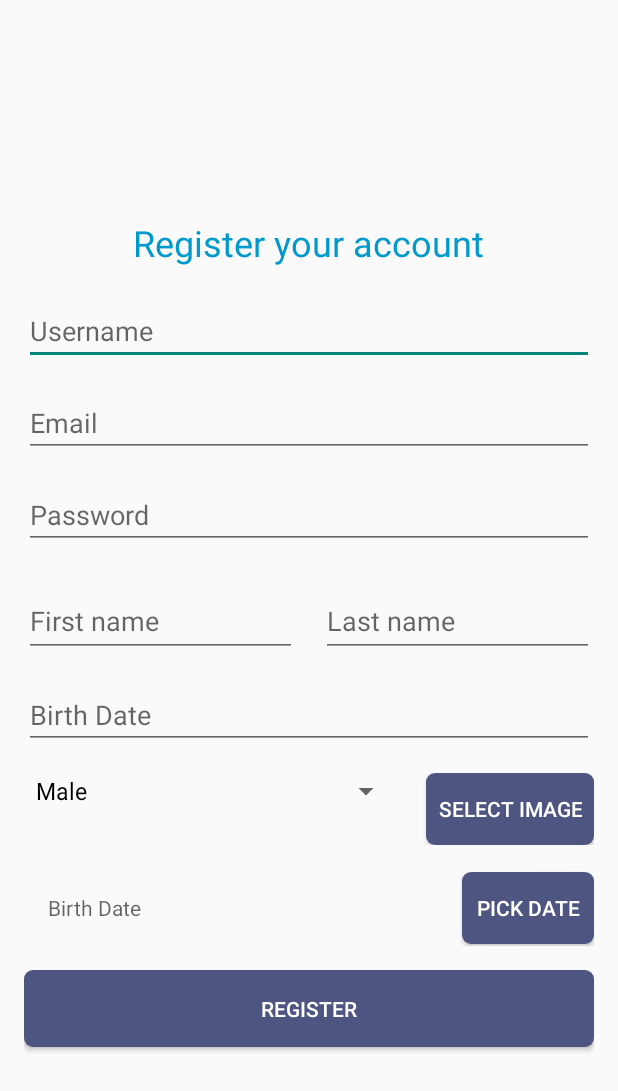
After one commit to chinhtran07/comic-app, an Android app: the RegisterActivity screen opened directly, with no data from a screen before it, on a phone screen of 412 x 824 dp. The commit adds this screen. Shown: the top 1091 px of the screen. Run offline under Robolectric (Android 15) with nearby library versions, the phone set to English and light mode, and no system bars.

Commit message:
Create register page

```diff
--- a/app/src/main/AndroidManifest.xml
+++ b/app/src/main/AndroidManifest.xml
@@ -12,12 +12,13 @@
         android:supportsRtl="true"
         android:theme="@style/Base.Theme.ComicApp"
         tools:targetApi="31">
+
         <activity
             android:name=".ReadingActivity"
             android:exported="false" />
         <activity
             android:name=".CommentActivity"
-            android:exported="false" />
+            android:exported="true" />
         <activity
             android:name=".TitleDetailActivity"
             android:exported="false" />
@@ -25,11 +26,13 @@
             android:name=".HomeActivity"
             android:exported="false" />
         <activity
+            android:name=".RegisterActivity"
+            android:exported="true" />
+        <activity
             android:name=".MainActivity"
             android:exported="true">
             <intent-filter>
                 <action android:name="android.intent.action.MAIN" />
-
                 <category android:name="android.intent.category.LAUNCHER" />
             </intent-filter>
         </activity>
--- /dev/null
+++ b/app/src/main/java/com/main/comicapp/RegisterActivity.java
@@ -0,0 +1,66 @@
+package com.main.comicapp;
+
+import android.app.DatePickerDialog;
+import android.os.Bundle;
+import android.view.View;
+import android.widget.Button;
+import android.widget.Spinner;
+import android.widget.TextView;
+import android.widget.Toast;
+import androidx.appcompat.app.AppCompatActivity;
+import java.util.Calendar;
+
+public class RegisterActivity extends AppCompatActivity {
+    private TextView tvBirthDate;
+    private Button btnPickDate, btnRegister, btnSelectImage;
+    private Spinner spinnerGender;
+
+    @Override
+    protected void onCreate(Bundle savedInstanceState) {
+        super.onCreate(savedInstanceState);
+        setContentView(R.layout.activity_register);
+
+        tvBirthDate = findViewById(R.id.tv_birth_date);
+        btnPickDate = findViewById(R.id.btn_pick_date);
+        btnSelectImage = findViewById(R.id.btn_select_image);
+        spinnerGender = findViewById(R.id.spinner_gender);
+        btnRegister = findViewById(R.id.btn_register);
+
+        btnPickDate.setOnClickListener(new View.OnClickListener() {
+            @Override
+            public void onClick(View v) {
+                showDatePickerDialog();
+            }
+        });
+
+        btnSelectImage.setOnClickListener(new View.OnClickListener() {
+            @Override
+            public void onClick(View v) {
+                // Logic để chọn ảnh từ thiết bị
+            }
+        });
+
+        btnRegister.setOnClickListener(new View.OnClickListener() {
+            @Override
+            public void onClick(View v) {
+                // Logic đăng ký
+                Toast.makeText(RegisterActivity.this, "Registration successful", Toast.LENGTH_SHORT).show();
+            }
+        });
+    }
+
+    private void showDatePickerDialog() {
+        final Calendar calendar = Calendar.getInstance();
+        int year = calendar.get(Calendar.YEAR);
+        int month = calendar.get(Calendar.MONTH);
+        int day = calendar.get(Calendar.DAY_OF_MONTH);
+
+        DatePickerDialog datePickerDialog = new DatePickerDialog(
+                RegisterActivity.this,
+                (view, year1, month1, dayOfMonth) -> {
+                    String selectedDate = dayOfMonth + "/" + (month1 + 1) + "/" + year1;
+                    tvBirthDate.setText(selectedDate);
+                }, year, month, day);
+        datePickerDialog.show();
+    }
+}
--- /dev/null
+++ b/app/src/main/res/drawable/rounded_button.xml
@@ -0,0 +1,5 @@
+<?xml version="1.0" encoding="utf-8"?>
+<shape xmlns:android="http://schemas.android.com/apk/res/android">
+    <solid android:color="#4E5581" />
+    <corners android:radius="6dp" />
+</shape>
--- /dev/null
+++ b/app/src/main/res/layout/activity_register.xml
@@ -0,0 +1,148 @@
+<?xml version="1.0" encoding="utf-8"?>
+<LinearLayout xmlns:android="http://schemas.android.com/apk/res/android"
+    android:layout_width="match_parent"
+    android:layout_height="match_parent"
+    android:gravity="center"
+    android:orientation="vertical"
+    android:padding="16dp">
+
+    <TextView
+        android:id="@+id/tv_register_title"
+        android:layout_width="wrap_content"
+        android:layout_height="wrap_content"
+        android:text="Register your account"
+        android:textSize="24sp"
+        android:textColor="@android:color/holo_blue_dark"
+        android:gravity="center"
+        android:layout_marginTop="20dp"
+        android:layout_marginBottom="20dp"/>
+
+    <EditText
+        android:id="@+id/et_username"
+        android:layout_width="match_parent"
+        android:layout_height="wrap_content"
+        android:layout_marginBottom="16dp"
+        android:hint="Username"
+        android:inputType="textPersonName" />
+
+    <EditText
+        android:id="@+id/et_email"
+        android:layout_width="match_parent"
+        android:layout_height="wrap_content"
+        android:layout_marginBottom="16dp"
+        android:hint="Email"
+        android:inputType="textEmailAddress" />
+
+    <EditText
+        android:id="@+id/et_password"
+        android:layout_width="match_parent"
+        android:layout_height="wrap_content"
+        android:layout_marginBottom="16dp"
+        android:hint="Password"
+        android:inputType="textPassword" />
+
+    <LinearLayout
+        android:layout_width="match_parent"
+        android:layout_height="wrap_content"
+        android:orientation="horizontal"
+        android:layout_marginBottom="16dp">
+
+        <com.google.android.material.textfield.TextInputLayout
+            android:layout_width="0dp"
+            android:layout_height="wrap_content"
+            android:layout_weight="1"
+            android:layout_marginEnd="8dp">
+
+            <com.google.android.material.textfield.TextInputEditText
+                android:layout_width="match_parent"
+                android:layout_height="wrap_content"
+                android:hint="First name" />
+        </com.google.android.material.textfield.TextInputLayout>
+
+        <com.google.android.material.textfield.TextInputLayout
+            android:layout_width="0dp"
+            android:layout_height="wrap_content"
+            android:layout_weight="1"
+            android:layout_marginStart="8dp">
+
+            <com.google.android.material.textfield.TextInputEditText
+                android:layout_width="match_parent"
+                android:layout_height="wrap_content"
+                android:hint="Last name" />
+        </com.google.android.material.textfield.TextInputLayout>
+    </LinearLayout>
+
+    <EditText
+        android:id="@+id/et_birth_date"
+        android:layout_width="match_parent"
+        android:layout_height="wrap_content"
+        android:layout_marginBottom="16dp"
+        android:hint="Birth Date"
+        android:inputType="date" />
+
+    <LinearLayout
+        android:layout_width="match_parent"
+        android:layout_height="wrap_content"
+        android:orientation="horizontal"
+        android:layout_marginBottom="16dp">
+
+        <Spinner
+            android:id="@+id/spinner_gender"
+            android:layout_width="0dp"
+            android:layout_height="wrap_content"
+            android:layout_weight="1"
+            android:layout_marginEnd="8dp"
+            android:entries="@array/gender_options" />
+
+        <Button
+            android:id="@+id/btn_select_image"
+            android:layout_width="wrap_content"
+            android:layout_height="wrap_content"
+            android:text="Select Image"
+            android:background="@drawable/rounded_button"
+            android:textColor="@android:color/white"
+            android:padding="8dp"
+            android:layout_marginStart="8dp"
+            android:layout_gravity="center"
+            android:backgroundTint="#4E5581"
+            android:elevation="2dp" />
+    </LinearLayout>
+
+    <LinearLayout
+        android:layout_width="match_parent"
+        android:layout_height="wrap_content"
+        android:orientation="horizontal"
+        android:layout_marginBottom="16dp">
+
+        <TextView
+            android:id="@+id/tv_birth_date"
+            android:layout_width="0dp"
+            android:layout_height="wrap_content"
+            android:layout_weight="1"
+            android:hint="Birth Date"
+            android:padding="16dp" />
+
+        <Button
+            android:id="@+id/btn_pick_date"
+            android:layout_width="wrap_content"
+            android:layout_height="wrap_content"
+            android:text="Pick Date"
+            android:background="@drawable/rounded_button"
+            android:textColor="@android:color/white"
+            android:padding="8dp"
+            android:layout_marginStart="8dp"
+            android:backgroundTint="#4E5581"
+            android:elevation="2dp" />
+    </LinearLayout>
+
+    <Button
+        android:id="@+id/btn_register"
+        android:layout_width="match_parent"
+        android:layout_height="wrap_content"
+        android:background="@drawable/rounded_button"
+        android:text="Register"
+        android:textColor="@android:color/white"
+        android:padding="16dp"
+        android:backgroundTint="#4E5581"
+        android:elevation="2dp" />
+</LinearLayout>
--- a/app/src/main/res/values/strings.xml
+++ b/app/src/main/res/values/strings.xml
@@ -15,4 +15,10 @@
 
     <string name="home_latest_title_label">Truyện mới nhất>></string>
     <string name="home_all_title_label">Tất cả truyện>></string>
+
+    <string-array name="gender_options">
+        <item>Male</item>
+        <item>Female</item>
+        <item>Other</item>
+    </string-array>
 </resources>
```
